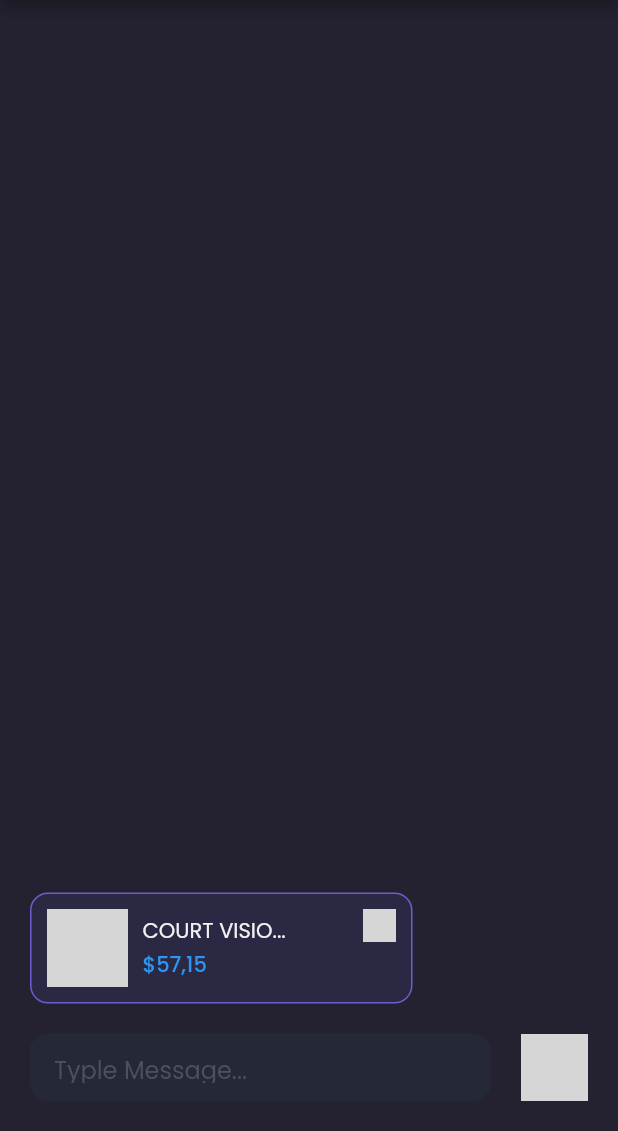
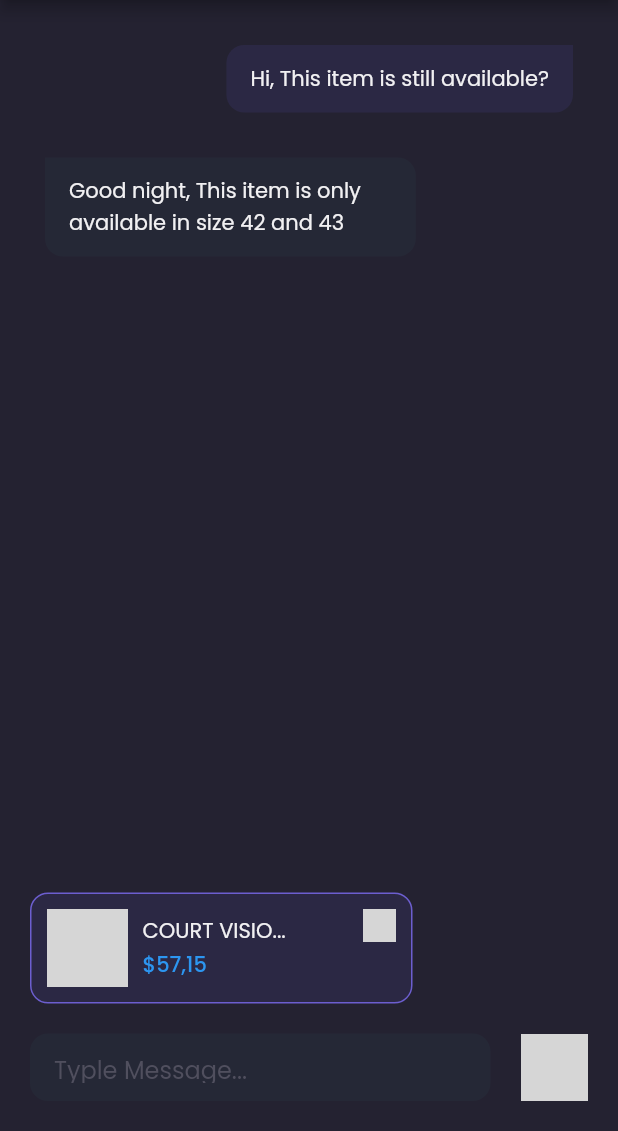
Before and after one commit to dimaspradipto1/app_shamo, a Flutter app: the DetailChatPage screen opened by its route, on a phone screen of 412 x 824 dp, the part 105-1236 px from its top. Run offline on Flutter 3.47's test engine with Material 2 defaults, Android fonts, the phone set to English and light mode, and no system bars; our stand-ins replace google_fonts; grey boxes are pictures that could not be loaded.

Commit message:
detail chat page bagian chat bubble

```diff
--- a/lib/pages/home/detail_caht_page.dart
+++ b/lib/pages/home/detail_caht_page.dart
@@ -1,4 +1,5 @@
 import 'package:app_shamo/theme.dart';
+import 'package:app_shamo/widgets/chat_bubble.dart';
 import 'package:flutter/material.dart';
 
 class DetailChatPage extends StatelessWidget {
@@ -148,10 +149,29 @@ class DetailChatPage extends StatelessWidget {
       );
     }
 
+    Widget content() {
+      return ListView(
+        padding: EdgeInsets.symmetric(
+          horizontal: defaultMargin,
+        ),
+        children: [
+          ChatBubble(
+            isSender: true,
+            text: 'Hi, This item is still available?',
+          ),
+          ChatBubble(
+            isSender: false,
+            text: 'Good night, This item is only  available in size 42 and 43',
+          ),
+        ],
+      );
+    }
+
     return Scaffold(
       backgroundColor: backgroundColor3,
       appBar: header(),
       bottomNavigationBar: chatInput(),
+      body: content(),
     );
   }
 }
--- /dev/null
+++ b/lib/widgets/chat_bubble.dart
@@ -0,0 +1,47 @@
+import 'package:app_shamo/theme.dart';
+import 'package:flutter/material.dart';
+
+class ChatBubble extends StatelessWidget {
+  final String text;
+  final bool isSender;
+
+  ChatBubble({this.isSender = false, this.text = ''});
+
+  @override
+  Widget build(BuildContext context) {
+    return Container(
+      width: double.infinity,
+      margin: const EdgeInsets.only(top: 30),
+      child: Row(
+        mainAxisAlignment:
+            isSender ? MainAxisAlignment.end : MainAxisAlignment.start,
+        children: [
+          Flexible(
+            child: Container(
+              constraints: BoxConstraints(
+                maxWidth: MediaQuery.of(context).size.width * 0.6,
+              ),
+              padding: const EdgeInsets.symmetric(
+                horizontal: 16,
+                vertical: 12,
+              ),
+              decoration: BoxDecoration(
+                borderRadius: BorderRadius.only(
+                  topLeft: Radius.circular(isSender ? 12 : 0),
+                  topRight: Radius.circular(isSender ? 0 : 12),
+                  bottomLeft: const Radius.circular(12),
+                  bottomRight: const Radius.circular(12),
+                ),
+                color: isSender ? backgroundColor5 : backgroundColor4,
+              ),
+              child: Text(
+                text,
+                style: primaryTextStyle,
+              ),
+            ),
+          ),
+        ],
+      ),
+    );
+  }
+}
```
